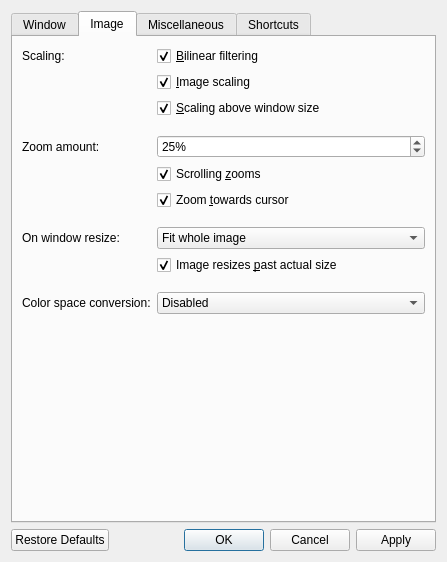
Qt form src/qvoptionsdialog.ui (jurplel/qView) before a commit.
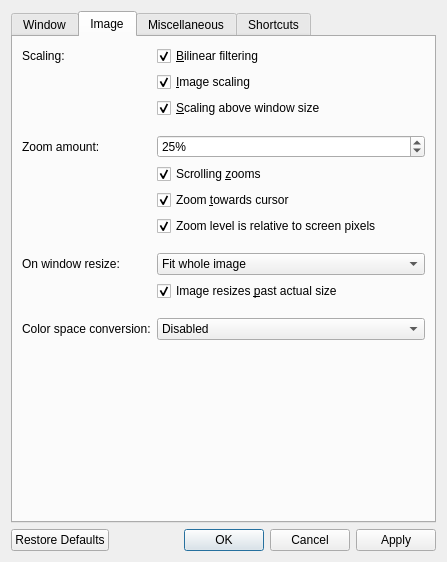
The same form after that commit. The open tabs and pages were chosen to show the change.

Commit message:
Option for one-to-one pixel sizing
Ability to make the zoom level relative to physical screen pixels

```diff
--- a/src/qvoptionsdialog.ui
+++ b/src/qvoptionsdialog.ui
@@ -349,6 +349,16 @@
         </widget>
        </item>
        <item row="7" column="1">
+        <widget class="QCheckBox" name="oneToOnePixelSizingCheckbox">
+         <property name="text">
+          <string>Zoom level is relative to screen pixels</string>
+         </property>
+         <property name="checked">
+          <bool>true</bool>
+         </property>
+        </widget>
+       </item>
+       <item row="8" column="1">
         <spacer name="horizontalSpacer">
          <property name="orientation">
           <enum>Qt::Horizontal</enum>
@@ -361,7 +371,7 @@
          </property>
         </spacer>
        </item>
-       <item row="9" column="1">
+       <item row="10" column="1">
         <widget class="QCheckBox" name="pastActualSizeCheckbox">
          <property name="toolTip">
           <string>Stop the image from going past its actual size when resizing the window - you can still zoom past it though</string>
@@ -374,7 +384,7 @@
          </property>
         </widget>
        </item>
-       <item row="8" column="1">
+       <item row="9" column="1">
         <widget class="QComboBox" name="cropModeComboBox">
          <property name="sizePolicy">
           <sizepolicy hsizetype="Preferred" vsizetype="Preferred">
@@ -402,7 +412,7 @@
          </item>
         </widget>
        </item>
-       <item row="8" column="0">
+       <item row="9" column="0">
         <widget class="QLabel" name="cropModeLabel">
          <property name="toolTip">
           <string>Ignores select sides of an image when fitting to window (some sides will extend beyond the window boundaries)</string>
@@ -438,7 +448,7 @@
          </property>
         </widget>
        </item>
-       <item row="10" column="1">
+       <item row="11" column="1">
         <spacer name="horizontalSpacer_9">
          <property name="orientation">
           <enum>Qt::Horizontal</enum>
@@ -451,14 +461,14 @@
          </property>
         </spacer>
        </item>
-       <item row="11" column="0">
+       <item row="12" column="0">
         <widget class="QLabel" name="colorSpaceConversionLabel">
          <property name="text">
           <string>Color space conversion:</string>
          </property>
         </widget>
        </item>
-       <item row="11" column="1">
+       <item row="12" column="1">
         <widget class="QComboBox" name="colorSpaceConversionComboBox">
          <property name="sizePolicy">
           <sizepolicy hsizetype="Preferred" vsizetype="Preferred">
```
The commit also changes 5 other files.
